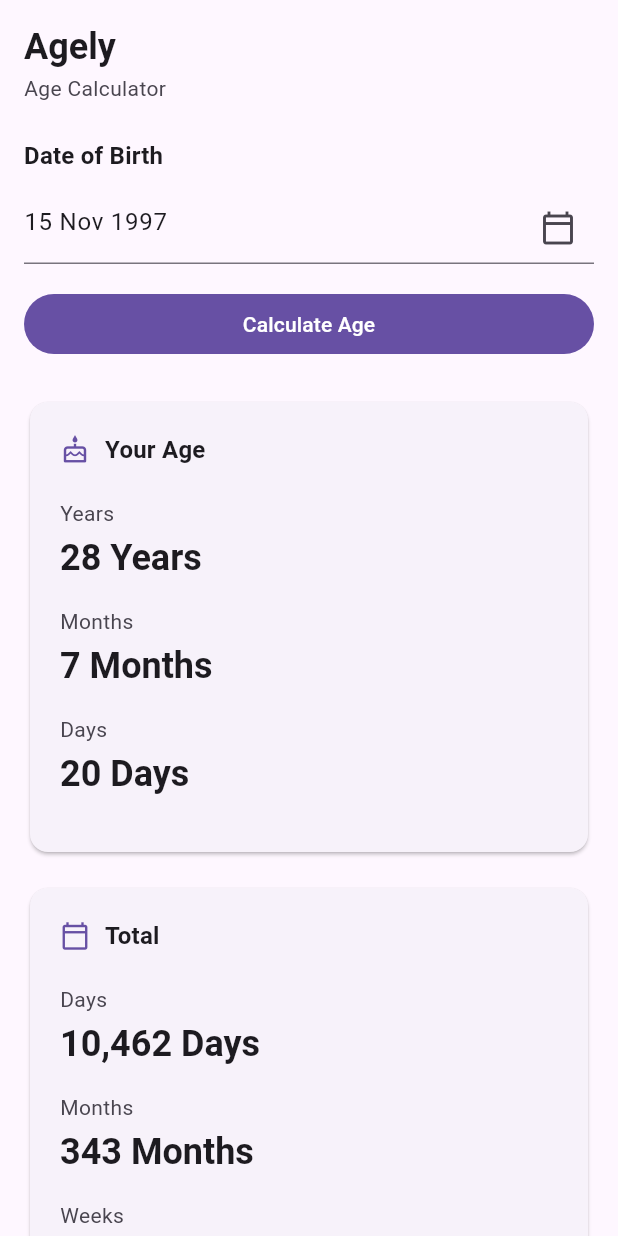
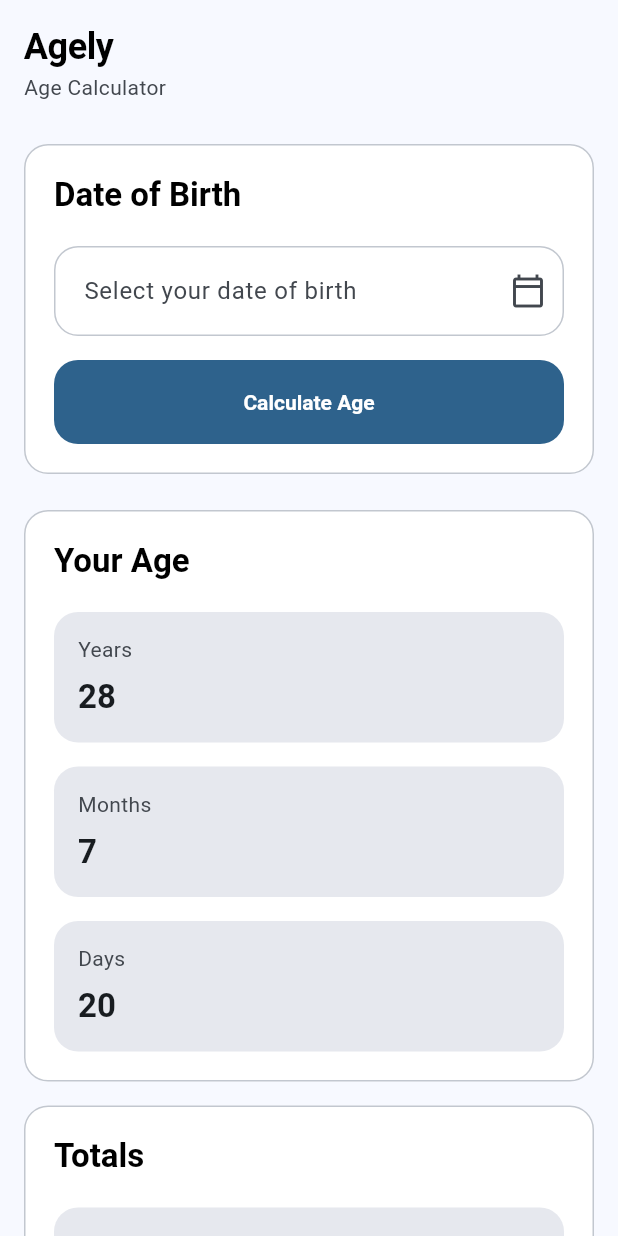
Before and after one commit to ChandraChaan/age-calculator-app, a Flutter app: the screen it shows after launch, on a phone screen of 412 x 824 dp. Run offline on Flutter 3.47's test engine with Material 3 defaults, Android fonts, the phone set to English and light mode, and no system bars.

Commit message:
refactor: enhance UI/UX and centralize theme configurations
This commit refactors the "agely" UI by introducing a centralized theme, spacing constants, and a more modular widget architecture.

Key changes:
- Created `AppTheme` to define a consistent Material 3 design system, including custom `ColorScheme`, `TextTheme`, and component styles for `Card`, `FilledButton`, and `InputDecoration`.
- Introduced `AppSpacing` constant class for uniform layout padding and margins.
- Refactored `HomePage` to use a more responsive grid-based layout for displaying age statistics.
- Replaced `ResultSectionCard` with more granular components: `ResultCard`, `StatisticTile`, `DobPicker`, and `PrimaryButton`.
- Improved layout responsiveness using `LayoutBuilder` and `Wrap` for statistic tiles.
- Cleaned up `HomePage` logic and improved the visual hierarchy of the information displayed.

```diff
--- /dev/null
+++ b/lib/core/constants/app_spacing.dart
@@ -0,0 +1,9 @@
+class AppSpacing {
+  const AppSpacing._();
+
+  static const double xs = 8;
+  static const double sm = 12;
+  static const double md = 16;
+  static const double lg = 20;
+  static const double xl = 24;
+}
--- /dev/null
+++ b/lib/core/theme/app_theme.dart
@@ -0,0 +1,82 @@
+import 'package:flutter/material.dart';
+
+class AppTheme {
+  const AppTheme._();
+
+  static ThemeData light() {
+    const seedColor = Color(0xFF355C7D);
+    final colorScheme = ColorScheme.fromSeed(
+      seedColor: seedColor,
+      brightness: Brightness.light,
+    );
+
+    final baseTextTheme = Typography.material2021().black;
+
+    return ThemeData(
+      useMaterial3: true,
+      colorScheme: colorScheme,
+      scaffoldBackgroundColor: colorScheme.surface,
+      textTheme: baseTextTheme.copyWith(
+        headlineSmall: baseTextTheme.headlineSmall?.copyWith(
+          fontWeight: FontWeight.w700,
+          letterSpacing: -0.3,
+        ),
+        titleLarge: baseTextTheme.titleLarge?.copyWith(
+          fontWeight: FontWeight.w700,
+        ),
+        titleMedium: baseTextTheme.titleMedium?.copyWith(
+          fontWeight: FontWeight.w600,
+        ),
+        bodyMedium: baseTextTheme.bodyMedium?.copyWith(height: 1.35),
+      ),
+      appBarTheme: AppBarTheme(
+        backgroundColor: colorScheme.surface,
+        foregroundColor: colorScheme.onSurface,
+        elevation: 0,
+        scrolledUnderElevation: 0,
+        centerTitle: false,
+      ),
+      cardTheme: CardThemeData(
+        color: colorScheme.surfaceContainerLowest,
+        elevation: 0,
+        margin: EdgeInsets.zero,
+        shape: RoundedRectangleBorder(
+          borderRadius: BorderRadius.circular(16),
+          side: BorderSide(color: colorScheme.outlineVariant),
+        ),
+      ),
+      filledButtonTheme: FilledButtonThemeData(
+        style: FilledButton.styleFrom(
+          minimumSize: const Size.fromHeight(56),
+          textStyle: baseTextTheme.titleMedium?.copyWith(
+            fontWeight: FontWeight.w600,
+          ),
+          shape: RoundedRectangleBorder(
+            borderRadius: BorderRadius.circular(16),
+          ),
+        ),
+      ),
+      inputDecorationTheme: InputDecorationTheme(
+        hintStyle: TextStyle(color: colorScheme.onSurfaceVariant),
+        filled: true,
+        fillColor: colorScheme.surfaceContainerLowest,
+        border: OutlineInputBorder(
+          borderRadius: BorderRadius.circular(16),
+          borderSide: BorderSide(color: colorScheme.outlineVariant),
+        ),
+        enabledBorder: OutlineInputBorder(
+          borderRadius: BorderRadius.circular(16),
+          borderSide: BorderSide(color: colorScheme.outlineVariant),
+        ),
+        focusedBorder: OutlineInputBorder(
+          borderRadius: BorderRadius.circular(16),
+          borderSide: BorderSide(color: colorScheme.primary, width: 1.5),
+        ),
+        contentPadding: const EdgeInsets.symmetric(
+          horizontal: 16,
+          vertical: 18,
+        ),
+      ),
+    );
+  }
+}
--- a/lib/features/age_calculator/presentation/home_page.dart
+++ b/lib/features/age_calculator/presentation/home_page.dart
@@ -1,104 +1,113 @@
-import 'package:agely/features/age_calculator/presentation/widgets/result_section_card.dart';
+import 'package:agely/core/constants/app_spacing.dart';
+import 'package:agely/features/age_calculator/presentation/widgets/dob_picker.dart';
+import 'package:agely/features/age_calculator/presentation/widgets/primary_button.dart';
+import 'package:agely/features/age_calculator/presentation/widgets/result_card.dart';
+import 'package:agely/features/age_calculator/presentation/widgets/statistic_tile.dart';
 import 'package:flutter/material.dart';
-import 'package:intl/intl.dart';
 
 class HomePage extends StatelessWidget {
   const HomePage({super.key});
 
-  static final DateFormat _birthdayFormat = DateFormat('d MMMM y');
-
   @override
   Widget build(BuildContext context) {
-    const dateOfBirth = '15 Nov 1997';
+    final textTheme = Theme.of(context).textTheme;
+    final colorScheme = Theme.of(context).colorScheme;
 
     return Scaffold(
       appBar: AppBar(
         toolbarHeight: 84,
+        titleSpacing: AppSpacing.md,
         title: Column(
           crossAxisAlignment: CrossAxisAlignment.start,
+          mainAxisAlignment: MainAxisAlignment.center,
           children: [
-            Text(
-              'Agely',
-              style: Theme.of(
-                context,
-              ).textTheme.headlineSmall?.copyWith(fontWeight: FontWeight.w700),
-            ),
+            Text('Agely', style: textTheme.headlineSmall),
             const SizedBox(height: 2),
             Text(
               'Age Calculator',
-              style: Theme.of(context).textTheme.bodyMedium?.copyWith(
-                color: Theme.of(context).colorScheme.onSurfaceVariant,
+              style: textTheme.bodyMedium?.copyWith(
+                color: colorScheme.onSurfaceVariant,
               ),
             ),
           ],
         ),
       ),
       body: SafeArea(
+        child: Center(
+          child: ConstrainedBox(
+            constraints: const BoxConstraints(maxWidth: 720),
             child: SingleChildScrollView(
-          padding: const EdgeInsets.fromLTRB(16, 8, 16, 24),
-          child: ConstrainedBox(
-            constraints: const BoxConstraints(maxWidth: 640),
+              padding: const EdgeInsets.fromLTRB(
+                AppSpacing.md,
+                AppSpacing.sm,
+                AppSpacing.md,
+                AppSpacing.xl,
+              ),
               child: Column(
                 crossAxisAlignment: CrossAxisAlignment.stretch,
                 children: [
-                Text(
-                  'Date of Birth',
-                  style: Theme.of(context).textTheme.titleMedium?.copyWith(
-                    fontWeight: FontWeight.w600,
+                  ResultCard(
+                    title: 'Date of Birth',
+                    children: [
+                      DobPicker(
+                        placeholder: 'Select your date of birth',
+                        onTap: () {},
                       ),
+                      const SizedBox(height: AppSpacing.md),
+                      PrimaryButton(label: 'Calculate Age', onPressed: () {}),
+                    ],
                   ),
-                const SizedBox(height: 12),
-                _DatePickerField(value: dateOfBirth, onTap: () {}),
-                const SizedBox(height: 16),
-                FilledButton(
-                  onPressed: () {},
-                  child: const Text('Calculate Age'),
-                ),
-                const SizedBox(height: 24),
-                const ResultSectionCard(
-                  icon: Icons.cake_outlined,
+                  const SizedBox(height: AppSpacing.xl),
+                  const ResultCard(
                     title: 'Your Age',
                     children: [
-                    ResultValue(label: 'Years', value: '28 Years'),
-                    ResultValue(label: 'Months', value: '7 Months'),
-                    ResultValue(label: 'Days', value: '20 Days'),
+                      _StatisticGrid(
+                        items: [
+                          _StatisticItem(label: 'Years', value: '28'),
+                          _StatisticItem(label: 'Months', value: '7'),
+                          _StatisticItem(label: 'Days', value: '20'),
                         ],
-                ),
-                const SizedBox(height: 16),
-                const ResultSectionCard(
-                  icon: Icons.calendar_today_outlined,
-                  title: 'Total',
-                  children: [
-                    ResultValue(label: 'Days', value: '10,462 Days'),
-                    ResultValue(label: 'Months', value: '343 Months'),
-                    ResultValue(label: 'Weeks', value: '1,494 Weeks'),
-                  ],
-                ),
-                const SizedBox(height: 16),
-                ResultSectionCard(
-                  icon: Icons.celebration_outlined,
-                  title: 'Next Birthday',
-                  children: [
-                    const ResultValue(
-                      label: 'Remaining',
-                      value: '132 Days Remaining',
-                    ),
-                    ResultValue(
-                      label: 'Date',
-                      value: _birthdayFormat.format(DateTime(2026, 11, 15)),
                       ),
                     ],
                   ),
-                const SizedBox(height: 20),
-                Center(
-                  child: Text(
+                  const SizedBox(height: AppSpacing.md),
+                  const ResultCard(
+                    title: 'Totals',
+                    children: [
+                      _StatisticGrid(
+                        items: [
+                          _StatisticItem(label: 'Total Days', value: '10,462'),
+                          _StatisticItem(label: 'Total Months', value: '343'),
+                          _StatisticItem(label: 'Total Weeks', value: '1,494'),
+                        ],
+                      ),
+                    ],
+                  ),
+                  const SizedBox(height: AppSpacing.md),
+                  const ResultCard(
+                    title: 'Next Birthday',
+                    children: [
+                      _StatisticGrid(
+                        items: [
+                          _StatisticItem(
+                            label: 'Next Birthday Date',
+                            value: '15 November 2026',
+                          ),
+                          _StatisticItem(label: 'Days Remaining', value: '132'),
+                        ],
+                      ),
+                    ],
+                  ),
+                  const SizedBox(height: AppSpacing.xl),
+                  Text(
                     'Version 1.0',
-                    style: Theme.of(context).textTheme.bodySmall?.copyWith(
-                      color: Theme.of(context).colorScheme.onSurfaceVariant,
-                    ),
+                    textAlign: TextAlign.center,
+                    style: textTheme.bodySmall?.copyWith(
+                      color: colorScheme.onSurfaceVariant,
                     ),
                   ),
                 ],
+              ),
             ),
           ),
         ),
@@ -107,25 +116,39 @@
   }
 }
 
-class _DatePickerField extends StatelessWidget {
-  const _DatePickerField({required this.value, required this.onTap});
+class _StatisticGrid extends StatelessWidget {
+  const _StatisticGrid({required this.items});
 
-  final String value;
-  final VoidCallback onTap;
+  final List<_StatisticItem> items;
 
   @override
   Widget build(BuildContext context) {
-    return InkWell(
-      borderRadius: BorderRadius.circular(18),
-      onTap: onTap,
-      child: IgnorePointer(
-        child: TextFormField(
-          initialValue: value,
-          decoration: const InputDecoration(
-            suffixIcon: Icon(Icons.calendar_today_outlined),
+    return LayoutBuilder(
+      builder: (context, constraints) {
+        final isWide = constraints.maxWidth >= 520;
+        final tileWidth = isWide
+            ? (constraints.maxWidth - AppSpacing.md) / 2
+            : constraints.maxWidth;
+
+        return Wrap(
+          spacing: AppSpacing.md,
+          runSpacing: AppSpacing.md,
+          children: [
+            for (final item in items)
+              SizedBox(
+                width: tileWidth,
+                child: StatisticTile(label: item.label, value: item.value),
               ),
-        ),
-      ),
+          ],
+        );
+      },
     );
   }
 }
+
+class _StatisticItem {
+  const _StatisticItem({required this.label, required this.value});
+
+  final String label;
+  final String value;
+}
--- /dev/null
+++ b/lib/features/age_calculator/presentation/widgets/dob_picker.dart
@@ -0,0 +1,24 @@
+import 'package:flutter/material.dart';
+
+class DobPicker extends StatelessWidget {
+  const DobPicker({required this.placeholder, required this.onTap, super.key});
+
+  final String placeholder;
+  final VoidCallback onTap;
+
+  @override
+  Widget build(BuildContext context) {
+    return InkWell(
+      borderRadius: BorderRadius.circular(16),
+      onTap: onTap,
+      child: IgnorePointer(
+        child: TextFormField(
+          decoration: InputDecoration(
+            hintText: placeholder,
+            suffixIcon: const Icon(Icons.calendar_today_outlined),
+          ),
+        ),
+      ),
+    );
+  }
+}
--- /dev/null
+++ b/lib/features/age_calculator/presentation/widgets/primary_button.dart
@@ -0,0 +1,17 @@
+import 'package:flutter/material.dart';
+
+class PrimaryButton extends StatelessWidget {
+  const PrimaryButton({
+    required this.label,
+    required this.onPressed,
+    super.key,
+  });
+
+  final String label;
+  final VoidCallback onPressed;
+
+  @override
+  Widget build(BuildContext context) {
+    return FilledButton(onPressed: onPressed, child: Text(label));
+  }
+}
--- /dev/null
+++ b/lib/features/age_calculator/presentation/widgets/result_card.dart
@@ -0,0 +1,44 @@
+import 'package:agely/core/constants/app_spacing.dart';
+import 'package:flutter/material.dart';
+
+class ResultCard extends StatelessWidget {
+  const ResultCard({
+    required this.title,
+    required this.children,
+    this.subtitle,
+    super.key,
+  });
+
+  final String title;
+  final String? subtitle;
+  final List<Widget> children;
+
+  @override
+  Widget build(BuildContext context) {
+    final textTheme = Theme.of(context).textTheme;
+    final colorScheme = Theme.of(context).colorScheme;
+
+    return Card(
+      child: Padding(
+        padding: const EdgeInsets.all(AppSpacing.lg),
+        child: Column(
+          crossAxisAlignment: CrossAxisAlignment.start,
+          children: [
+            Text(title, style: textTheme.titleLarge),
+            if (subtitle != null) ...[
+              const SizedBox(height: AppSpacing.xs),
+              Text(
+                subtitle!,
+                style: textTheme.bodyMedium?.copyWith(
+                  color: colorScheme.onSurfaceVariant,
+                ),
+              ),
+            ],
+            const SizedBox(height: AppSpacing.lg),
+            ...children,
+          ],
+        ),
+      ),
+    );
+  }
+}
--- a/lib/features/age_calculator/presentation/widgets/result_section_card.dart
+++ /dev/null
@@ -1,76 +0,0 @@
-import 'package:flutter/material.dart';
-
-class ResultSectionCard extends StatelessWidget {
-  const ResultSectionCard({
-    required this.icon,
-    required this.title,
-    required this.children,
-    super.key,
-  });
-
-  final IconData icon;
-  final String title;
-  final List<Widget> children;
-
-  @override
-  Widget build(BuildContext context) {
-    final colorScheme = Theme.of(context).colorScheme;
-
-    return Card(
-      child: Padding(
-        padding: const EdgeInsets.all(20),
-        child: Column(
-          crossAxisAlignment: CrossAxisAlignment.start,
-          children: [
-            Row(
-              children: [
-                Icon(icon, size: 20, color: colorScheme.primary),
-                const SizedBox(width: 10),
-                Text(
-                  title,
-                  style: Theme.of(context).textTheme.titleMedium?.copyWith(
-                    fontWeight: FontWeight.w700,
-                  ),
-                ),
-              ],
-            ),
-            const SizedBox(height: 20),
-            ...children,
-          ],
-        ),
-      ),
-    );
-  }
-}
-
-class ResultValue extends StatelessWidget {
-  const ResultValue({required this.label, required this.value, super.key});
-
-  final String label;
-  final String value;
-
-  @override
-  Widget build(BuildContext context) {
-    return Padding(
-      padding: const EdgeInsets.only(bottom: 16),
-      child: Column(
-        crossAxisAlignment: CrossAxisAlignment.start,
-        children: [
-          Text(
-            label,
-            style: Theme.of(context).textTheme.bodyMedium?.copyWith(
-              color: Theme.of(context).colorScheme.onSurfaceVariant,
-            ),
-          ),
-          const SizedBox(height: 4),
-          Text(
-            value,
-            style: Theme.of(
-              context,
-            ).textTheme.headlineSmall?.copyWith(fontWeight: FontWeight.w700),
-          ),
-        ],
-      ),
-    );
-  }
-}
--- /dev/null
+++ b/lib/features/age_calculator/presentation/widgets/statistic_tile.dart
@@ -0,0 +1,39 @@
+import 'package:agely/core/constants/app_spacing.dart';
+import 'package:flutter/material.dart';
+
+class StatisticTile extends StatelessWidget {
+  const StatisticTile({required this.label, required this.value, super.key});
+
+  final String label;
+  final String value;
+
+  @override
+  Widget build(BuildContext context) {
+    final colorScheme = Theme.of(context).colorScheme;
+    final textTheme = Theme.of(context).textTheme;
+
+    return Container(
+      padding: const EdgeInsets.all(AppSpacing.md),
+      decoration: BoxDecoration(
+        color: colorScheme.surfaceContainerHigh,
+        borderRadius: BorderRadius.circular(16),
+      ),
+      child: Column(
+        crossAxisAlignment: CrossAxisAlignment.start,
+        children: [
+          Text(
+            label,
+            style: textTheme.bodyMedium?.copyWith(
+              color: colorScheme.onSurfaceVariant,
+            ),
+          ),
+          const SizedBox(height: AppSpacing.xs),
+          Text(
+            value,
+            style: textTheme.titleLarge?.copyWith(color: colorScheme.onSurface),
+          ),
+        ],
+      ),
+    );
+  }
+}
```
Lines whose indentation alone changed are shown as unchanged.
